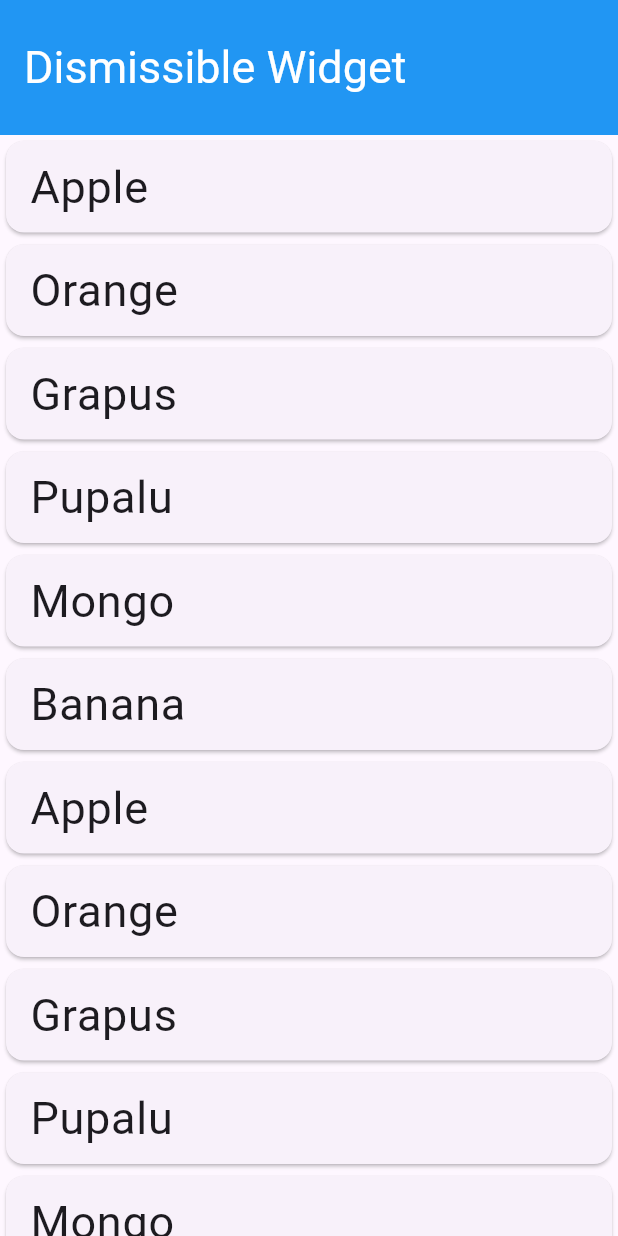
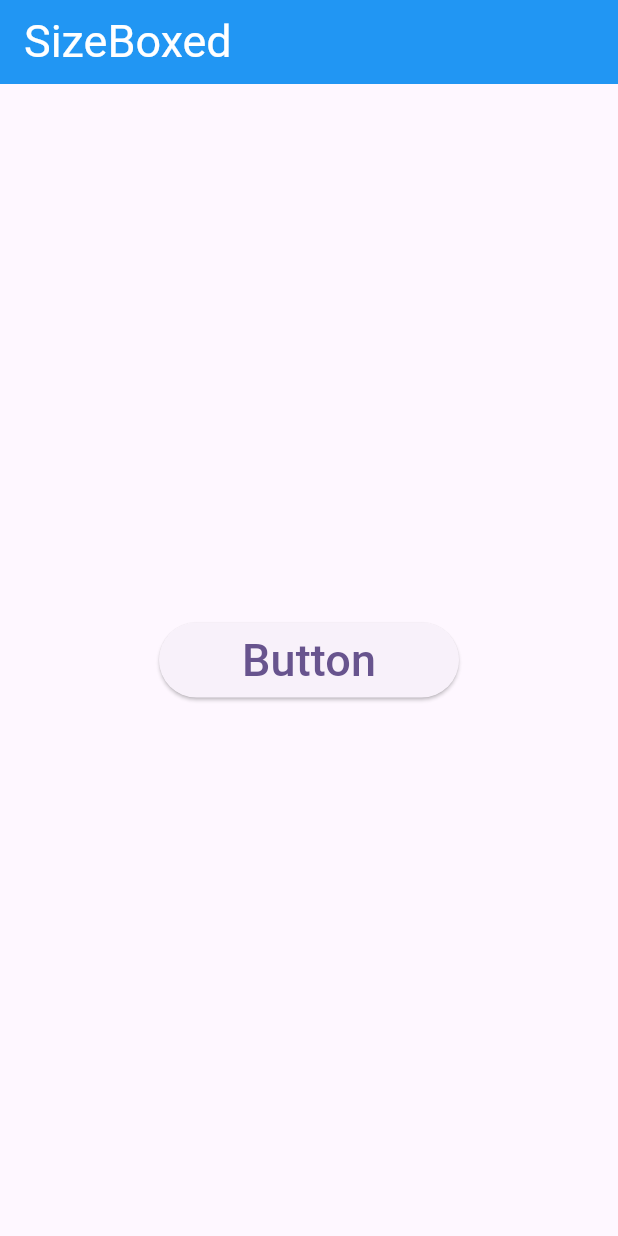
Before and after one commit to Roshan-Barkane/flutter_widgets_of_the_day, a Flutter app: the screen it shows after launch, on a phone screen of 412 x 824 dp. Run offline on Flutter 3.47's test engine with Material 3 defaults, Android fonts, the phone set to English and light mode, and no system bars.

Commit message:
used the sizedBox

```diff
--- a/lib/main.dart
+++ b/lib/main.dart
@@ -1,6 +1,7 @@
 import 'package:flutter/material.dart';
 import 'package:flutter_widgets_of_the_day/pages/animationedBuilder.dart';
 import 'package:flutter_widgets_of_the_day/pages/dismissible.dart';
+import 'package:flutter_widgets_of_the_day/sizeboxed.dart';
 
 void main() {
   runApp(const MyApp());
@@ -19,7 +20,7 @@ class MyApp extends StatelessWidget {
         colorScheme: ColorScheme.fromSeed(seedColor: Colors.deepPurple),
         useMaterial3: true,
       ),
-      home: const DismissibleWidget(),
+      home: const SizeboxedWidget(),
     );
   }
 }
--- a/lib/pages/dismissible.dart
+++ b/lib/pages/dismissible.dart
@@ -101,7 +101,9 @@ class _DismissibleWidgetState extends State<DismissibleWidget> {
                     style: TextStyle(fontSize: 30),
                   ),
                 ),
-              ));
+              ),);
+
+
         },
         itemCount: fauilts.length,
       ),
--- /dev/null
+++ b/lib/sizeboxed.dart
@@ -0,0 +1,32 @@
+import 'package:flutter/material.dart';
+
+class SizeboxedWidget extends StatelessWidget {
+  const SizeboxedWidget({super.key});
+
+  @override
+  Widget build(BuildContext context) {
+    return Scaffold(
+      appBar: AppBar(
+        backgroundColor: Colors.blue,
+        title: const Text(
+          "SizeBoxed",
+          style: TextStyle(fontSize: 30, color: Colors.white),
+        ),
+      ),
+      /* ElevatedButton not having and size property so apply the size with sixeBoxed */
+      body: Center(
+        child: SizedBox(
+          height: 50,
+          width: 200,
+          child: ElevatedButton(
+            onPressed: () {},
+            child: const Text(
+              "Button",
+              style: TextStyle(fontSize: 30),
+            ),
+          ),
+        ),
+      ),
+    );
+  }
+}
```
